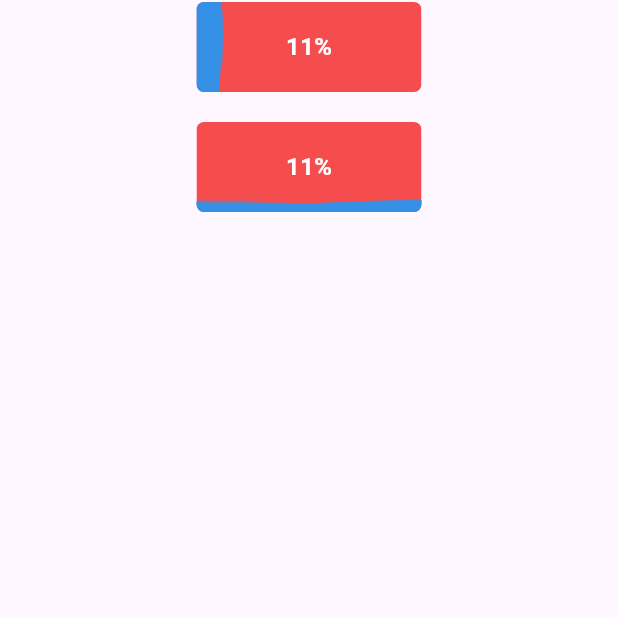
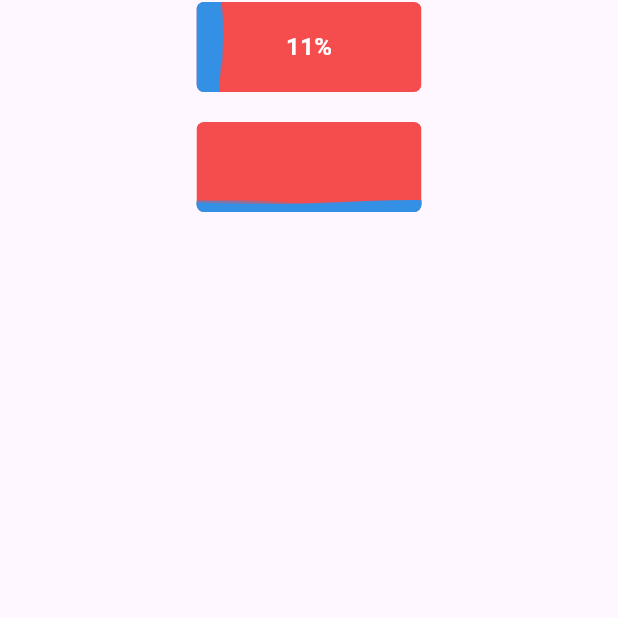
Before and after one commit to 7-bit11/flutter_progress_bar_button, a Flutter app: the screen it shows after launch, after a tap on an icon or button, on a phone screen of 412 x 824 dp, the part 466-1084 px from its top. Run offline on Flutter 3.47's test engine with Material 3 defaults, Android fonts, the phone set to English and light mode, and no system bars.

Commit message:
✨ feat(是否显示按钮进度):

```diff
--- a/example/lib/circualr_progress_button_example.dart
+++ b/example/lib/circualr_progress_button_example.dart
@@ -52,6 +52,7 @@ class _WaterWaveProgressPageState extends State<CircualrProgressButtonExample> {
               backgroundColor: const Color.fromARGB(204, 243, 33, 33)),
           const SizedBox(height: 20),
           RectangleAnimatedProgressBar(
+              isShowProgress: false,
               progress: (progress.clamp(0, 10) / 10),
               enumPosition: PositionEnum.bottom,
               backgroundColor: const Color.fromARGB(204, 243, 33, 33))
--- a/lib/src/circular/circular_progress_button.dart
+++ b/lib/src/circular/circular_progress_button.dart
@@ -134,6 +134,7 @@ class _CircularAnimatedProgressBarState
       child: AnimatedBuilder(
         animation: Listenable.merge([_progressController, _waveController]),
         builder: (context, child) {
+          bool isCompleted = _progressAnimation.value >= 1.0;
           return Stack(
             alignment: Alignment.center,
             children: [
@@ -149,8 +150,19 @@ class _CircularAnimatedProgressBarState
                         backgroundColor: widget.backgroundColor),
                   )),
               widget.isShowProgress
-                  ? Text('${(_progressAnimation.value * 100).toInt()}%',
-                      style: widget.showProgressTextStyle)
+                  ? isCompleted
+                      ? ScaleTransition(
+                          scale: Tween<double>(begin: 0.0, end: 1.0).animate(
+                            CurvedAnimation(
+                              parent: _progressController,
+                              curve: Curves.easeOut,
+                            ),
+                          ),
+                          child: Text(widget.completedText,
+                              style: widget.showProgressTextStyle),
+                        )
+                      : Text('${(_progressAnimation.value * 100).toInt()}%',
+                          style: widget.showProgressTextStyle)
                   : const SizedBox()
             ],
           );
--- a/lib/src/rectangle/rectangle_progress_button.dart
+++ b/lib/src/rectangle/rectangle_progress_button.dart
@@ -170,7 +170,8 @@ class _RectangleAnimatedProgressBarState
                           backgroundColor: widget.backgroundColor),
                     )),
               ),
-              isCompleted
+              widget.isShowProgress
+                  ? isCompleted
                       ? ScaleTransition(
                           scale: Tween<double>(begin: 0.0, end: 1.0).animate(
                             CurvedAnimation(
@@ -182,7 +183,8 @@ class _RectangleAnimatedProgressBarState
                               style: widget.showProgressTextStyle),
                         )
                       : Text('${(_progressAnimation.value * 100).toInt()}%',
-                      style: widget.showProgressTextStyle),
+                          style: widget.showProgressTextStyle)
+                  : const SizedBox()
             ],
           );
         },
```
Lines whose indentation alone changed are shown as unchanged.
